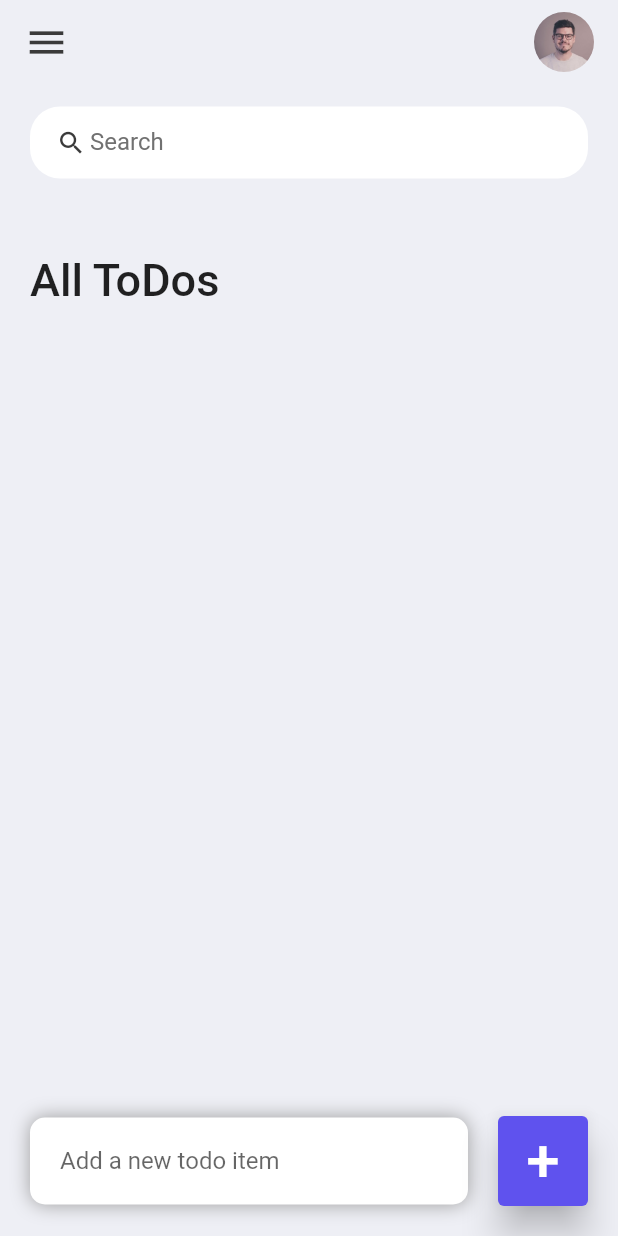
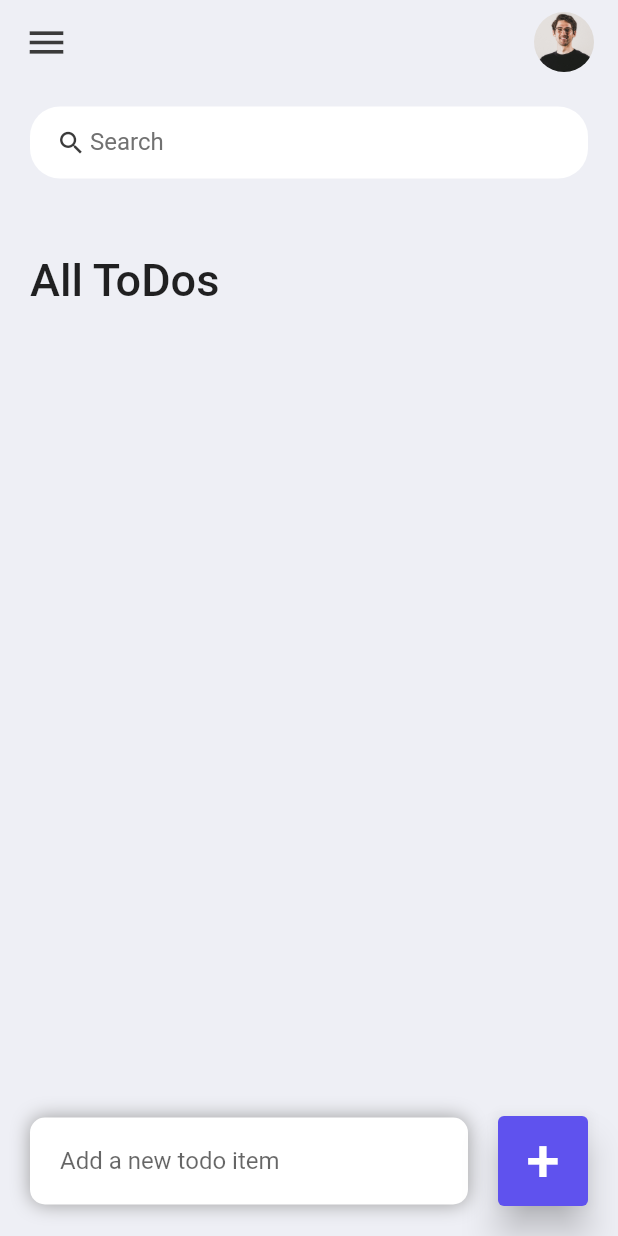
Before and after one commit to KavinduR98/ToDo-App, a Flutter app: the screen it shows after launch, on a phone screen of 412 x 824 dp. Run offline on Flutter 3.47's test engine with Material 2 defaults, Android fonts, the phone set to English and light mode, and no system bars.

Commit message:
project updated

```diff
--- a/lib/screens/home.dart
+++ b/lib/screens/home.dart
@@ -186,7 +186,7 @@ class _HomeState extends State<Home> {
           width: 40.0,
           child: ClipRRect(
             borderRadius: BorderRadius.circular(20.0),
-            child: Image.asset("assets/images/avatar.jpeg"),
+            child: Image.asset("assets/images/avatar.jpg"),
           ),
         )
       ]),
```
Also changed, not shown: assets/images/avatar.jpeg (deleted), assets/images/avatar.jpg (added).
